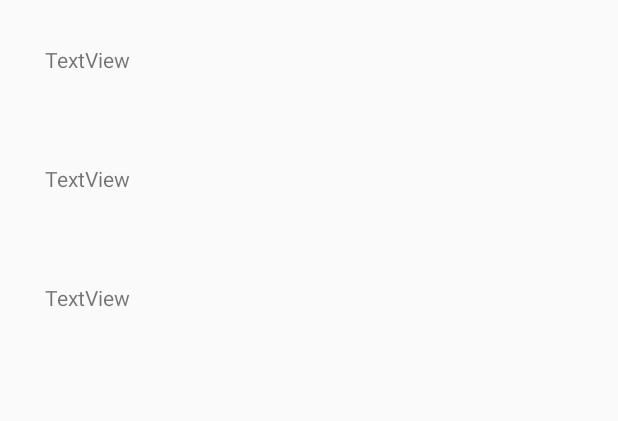
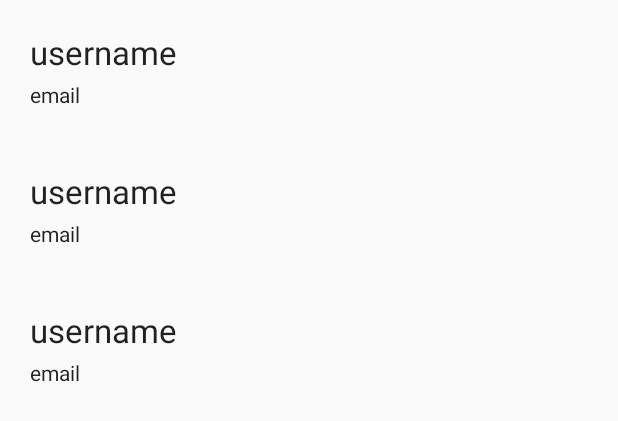
Before and after one commit to softrunapp/Paginated-RecyclerView, an Android app: the layout activity_main.xml on its own in the app's theme, with its tools: preview values and no code run, on a phone screen of 412 x 824 dp. Shown: the top 421 px of the screen. Run offline under Robolectric (Android 15) with nearby library versions, the phone set to English and light mode, and no system bars.

Commit message:
add username and email

```diff
--- a/app/src/main/res/layout/item.xml
+++ b/app/src/main/res/layout/item.xml
@@ -3,11 +3,20 @@
     android:layout_width="match_parent"
     android:layout_height="wrap_content"
     android:orientation="vertical"
-    android:padding="30dp">
+    android:padding="20dp">
 
     <TextView
-        android:id="@+id/textView"
+        android:id="@+id/text_view_username"
         android:layout_width="match_parent"
         android:layout_height="wrap_content"
-        android:text="TextView" />
+        android:layout_marginBottom="4dp"
+        android:text="username"
+        android:textAppearance="@style/TextAppearance.AppCompat.Large" />
+
+    <TextView
+        android:id="@+id/text_view_email"
+        android:layout_width="match_parent"
+        android:layout_height="wrap_content"
+        android:text="email"
+        android:textAppearance="@style/TextAppearance.AppCompat.Body1" />
 </LinearLayout>
```
